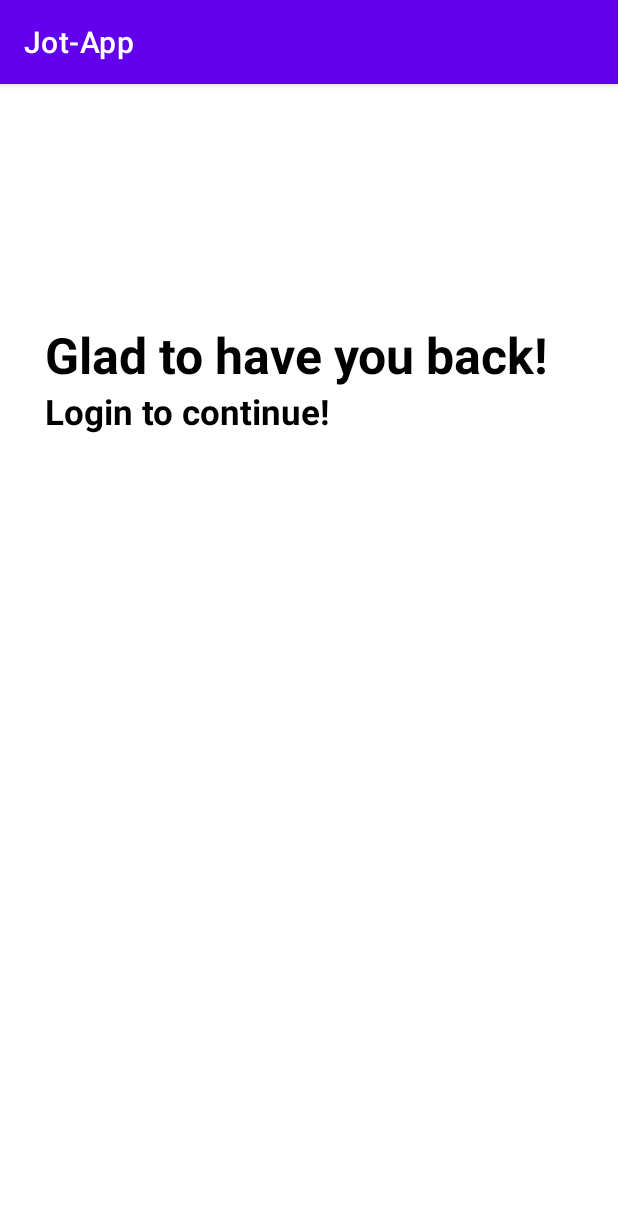
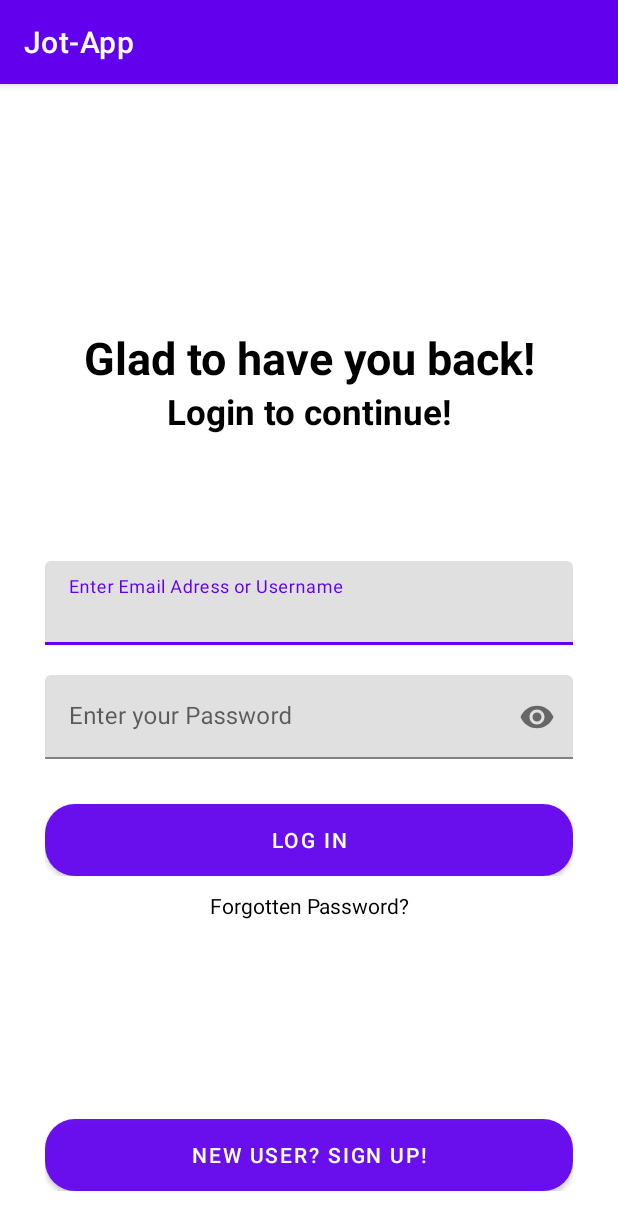
Before and after one commit to anzalmohamed/Jot-Application1, an Android app: the LoginActivity screen opened directly, with no data from a screen before it, on a phone screen of 412 x 824 dp. Shown: the top 1230 px of the screen. Run offline under Robolectric (Android 15) with nearby library versions, the phone set to English and light mode, and no system bars.

Commit message:
updated Login activity file by adding necessary code

```diff
--- a/app/src/main/java/com/moringaschool/jot_app/MainActivity.java
+++ b/app/src/main/java/com/moringaschool/jot_app/MainActivity.java
@@ -8,7 +8,7 @@ import android.view.View;
 import android.widget.Button;
 
 public class MainActivity extends AppCompatActivity {
-    private Button mLoginButton;
+    private Button mStartButton;
 
     @Override
     protected void onCreate(Bundle savedInstanceState) {
@@ -16,8 +16,8 @@ public class MainActivity extends AppCompatActivity {
         setContentView(R.layout.activity_main);
 
 
-        mLoginButton = (Button) findViewById(R.id.loginButton);
-        mLoginButton.setOnClickListener(new View.OnClickListener() {
+        mStartButton = (Button) findViewById(R.id.startButton);
+        mStartButton.setOnClickListener(new View.OnClickListener() {
 
             @Override
             public void onClick(View v) {
--- /dev/null
+++ b/app/src/main/res/drawable/button_design.xml
@@ -0,0 +1,12 @@
+<?xml version="1.0" encoding="utf-8"?>
+<shape xmlns:android="http://schemas.android.com/apk/res/android">
+
+    <solid android:color="@color/teal_200">
+
+    </solid>
+
+    <corners android:radius="5dp">
+
+    </corners>
+
+</shape>
--- a/app/src/main/res/layout/activity_login2.xml
+++ b/app/src/main/res/layout/activity_login2.xml
@@ -7,15 +7,12 @@
     tools:context=".LoginActivity">
 <!--    android:background="@color/colorPrimary"-->
 
-
-
 <RelativeLayout
     android:layout_width="match_parent"
     android:layout_height="wrap_content"
     android:id="@+id/centerline"
     android:layout_centerInParent="true"
     >
-
 </RelativeLayout>
 
 
@@ -30,24 +27,127 @@
     <TextView
         android:layout_width="match_parent"
         android:layout_height="wrap_content"
-        android:text="Glad to have you back!"
-        android:textSize="33sp"
+        android:text="@string/glad_to_have_you_back"
+        android:textSize="30sp"
         android:textStyle="bold"
-        android:textColor="@color/black">
-
+        android:textColor="@color/black"
+        android:textAlignment="center"
+        android:gravity="center_horizontal">
     </TextView>
-
-
 
     <TextView
         android:layout_width="match_parent"
         android:layout_height="wrap_content"
-        android:text="Login to continue!"
+        android:text="@string/login_to_continue"
         android:textSize="23sp"
         android:textStyle="bold"
-        android:textColor="@color/black">
-
+        android:textColor="@color/black"
+        android:textAlignment="center"
+        android:gravity="center_horizontal">
     </TextView>
 </LinearLayout>
 
+    <com.google.android.material.textfield.TextInputLayout
+        android:layout_width="match_parent"
+        android:layout_height="wrap_content"
+        android:layout_above="@+id/centerline"
+        android:layout_marginBottom="10dp"
+        android:id="@+id/email"
+        android:layout_marginRight="30dp"
+        android:layout_marginLeft="30dp"
+        >
+
+<EditText
+    android:layout_width="match_parent"
+    android:layout_height="wrap_content"
+    android:id="@+id/loginemail"
+    android:hint="@string/enter_email_adress_or_username"
+    android:inputType="textEmailAddress"
+    android:autofillHints="Email/Username">
+
+</EditText>
+    </com.google.android.material.textfield.TextInputLayout>
+
+
+    <com.google.android.material.textfield.TextInputLayout
+        android:layout_width="match_parent"
+        android:layout_height="wrap_content"
+        android:layout_below="@+id/centerline"
+        android:layout_marginTop="10dp"
+        android:id="@+id/password"
+        android:layout_marginRight="30dp"
+        android:layout_marginLeft="30dp"
+        app:passwordToggleEnabled="true"
+        >
+
+        <EditText
+            android:layout_width="match_parent"
+            android:layout_height="wrap_content"
+            android:id="@+id/loginpassword"
+            android:hint="Enter your Password  "
+            android:inputType="textPassword"
+            >
+
+        </EditText>
+
+   </com.google.android.material.textfield.TextInputLayout>
+
+    <RelativeLayout
+        android:layout_width="match_parent"
+        android:layout_height="wrap_content"
+
+        android:layout_marginLeft="30dp"
+        android:layout_marginRight="30dp"
+        android:layout_marginTop="30dp"
+        android:layout_below="@+id/password"
+        android:id="@+id/login"
+        >
+        <Button
+            android:layout_width="match_parent"
+            android:layout_height="wrap_content"
+            android:id="@+id/loginButton"
+            android:background="@drawable/roundshapedbutton"
+            android:text="Log in"
+            android:layout_centerInParent="true"
+            android:textColor="@color/colorTextIcons"/>
+
+    </RelativeLayout>
+
+
+    <TextView
+            android:layout_width="match_parent"
+            android:layout_height="wrap_content"
+            android:layout_below="@+id/login"
+           android:layout_marginRight="20dp"
+           android:layout_marginLeft="20dp"
+        android:layout_marginTop="10dp"
+        android:text="Forgotten Password?"
+        android:textColor="@color/black"
+        android:textAlignment="center"
+
+
+        android:gravity="center_horizontal">
+    </TextView>
+
+    <RelativeLayout
+        android:layout_width="match_parent"
+        android:layout_height="wrap_content"
+
+        android:layout_marginLeft="30dp"
+        android:layout_marginRight="30dp"
+        android:layout_marginBottom="30dp"
+     android:layout_alignParentBottom="true"
+        android:id="@+id/signup"
+        >
+        <Button
+            android:layout_width="match_parent"
+            android:layout_height="wrap_content"
+            android:id="@+id/signupButton"
+            android:background="@drawable/roundshapedbutton"
+            android:text="New User? Sign up!"
+            android:layout_centerInParent="true"
+            android:textColor="@color/colorTextIcons"/>
+
+    </RelativeLayout>
+
 </RelativeLayout>
--- a/app/src/main/res/layout/activity_main.xml
+++ b/app/src/main/res/layout/activity_main.xml
@@ -23,9 +23,9 @@
     <Button
         android:layout_width="match_parent"
         android:layout_height="wrap_content"
-        android:id="@+id/loginButton"
+        android:id="@+id/startButton"
         android:background="@drawable/roundshapedbutton"
-        android:text="Login"
+        android:text="Get Started"
         android:layout_alignParentBottom="true"
         android:layout_centerHorizontal="true"
         android:textColor="@color/colorTextIcons"/>
--- a/app/src/main/res/values/strings.xml
+++ b/app/src/main/res/values/strings.xml
@@ -1,4 +1,7 @@
 <resources>
     <string name="app_name">Jot-App</string>
     <string name="button_text">button_text</string>
+    <string name="glad_to_have_you_back">Glad to have you back!</string>
+    <string name="login_to_continue">Login to continue!</string>
+    <string name="enter_email_adress_or_username">Enter Email Adress or Username</string>
 </resources>
```
